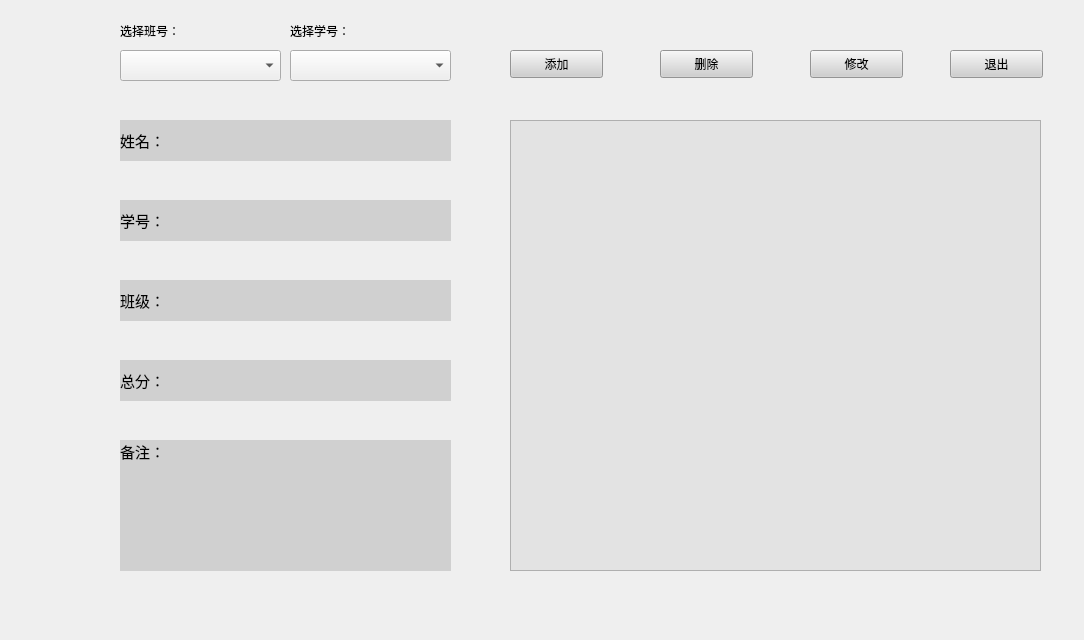
Qt form UI/Search.ui (ZxxWs/CppClassDesign) before a commit.
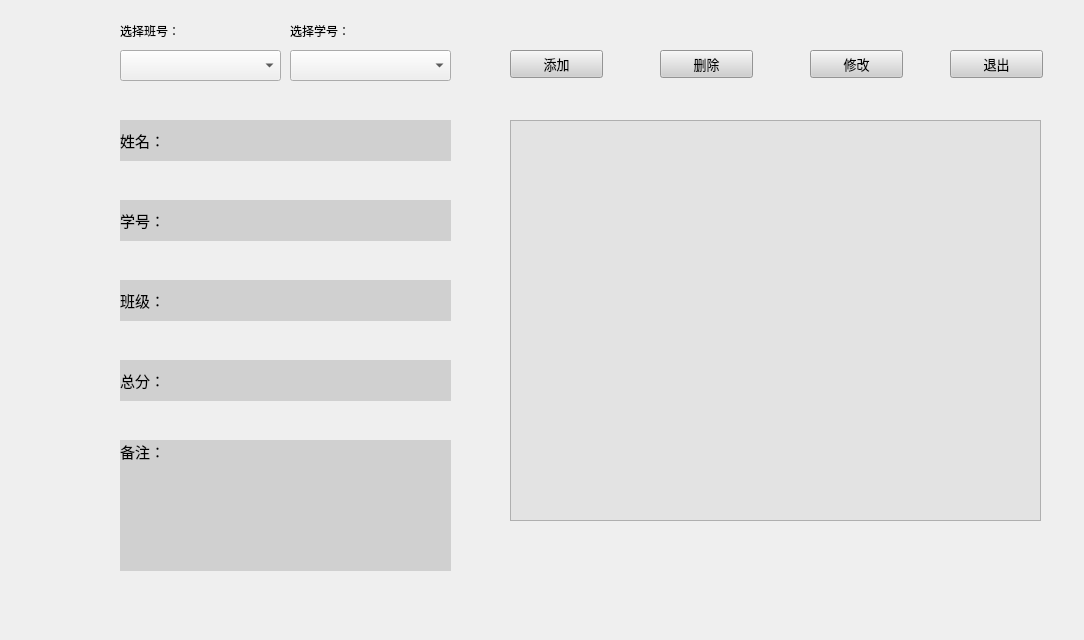
The same form after that commit.

The edit to the form file:
```diff
--- a/UI/Search.ui
+++ b/UI/Search.ui
@@ -39,7 +39,7 @@
      <x>510</x>
      <y>120</y>
      <width>531</width>
-     <height>451</height>
+     <height>401</height>
     </rect>
    </property>
    <property name="styleSheet">
@@ -233,6 +233,11 @@
      <height>28</height>
     </rect>
    </property>
+   <property name="font">
+    <font>
+     <pointsize>10</pointsize>
+    </font>
+   </property>
    <property name="styleSheet">
     <string notr="true">background-color: rgb(207, 207, 207);</string>
    </property>
@@ -249,6 +254,11 @@
      <height>28</height>
     </rect>
    </property>
+   <property name="font">
+    <font>
+     <pointsize>10</pointsize>
+    </font>
+   </property>
    <property name="styleSheet">
     <string notr="true">background-color: rgb(207, 207, 207);</string>
    </property>
@@ -291,6 +301,11 @@
      <height>28</height>
     </rect>
    </property>
+   <property name="font">
+    <font>
+     <pointsize>10</pointsize>
+    </font>
+   </property>
    <property name="styleSheet">
     <string notr="true">background-color: rgb(207, 207, 207);</string>
    </property>
@@ -307,6 +322,11 @@
      <height>28</height>
     </rect>
    </property>
+   <property name="font">
+    <font>
+     <pointsize>10</pointsize>
+    </font>
+   </property>
    <property name="styleSheet">
     <string notr="true">background-color: rgb(207, 207, 207);</string>
    </property>
@@ -314,6 +334,29 @@
     <string>删除</string>
    </property>
   </widget>
+  <widget class="QLabel" name="LabAlter">
+   <property name="geometry">
+    <rect>
+     <x>610</x>
+     <y>540</y>
+     <width>361</width>
+     <height>41</height>
+    </rect>
+   </property>
+   <property name="font">
+    <font>
+     <pointsize>13</pointsize>
+     <weight>75</weight>
+     <bold>true</bold>
+    </font>
+   </property>
+   <property name="text">
+    <string/>
+   </property>
+   <property name="alignment">
+    <set>Qt::AlignCenter</set>
+   </property>
+  </widget>
  </widget>
  <resources/>
  <connections/>
```
